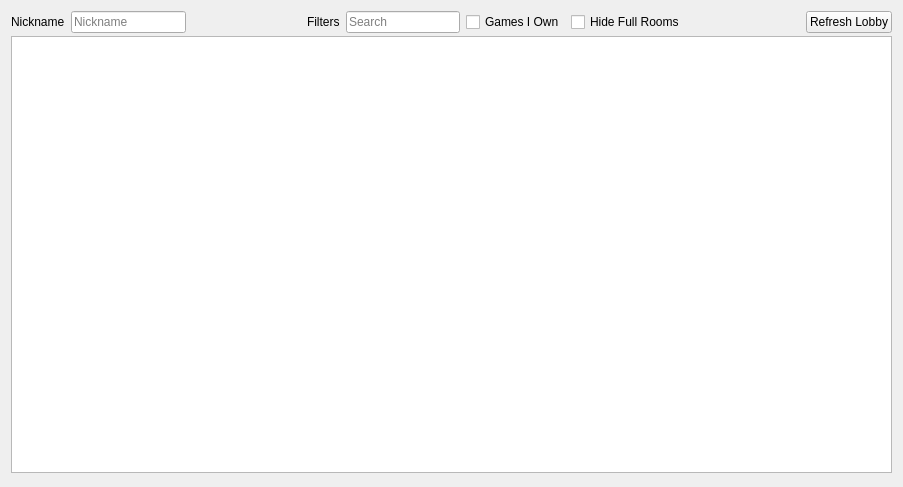
GreenAmaranthine/citra, file src/citra/multiplayer/lobby.ui: the form before one commit.
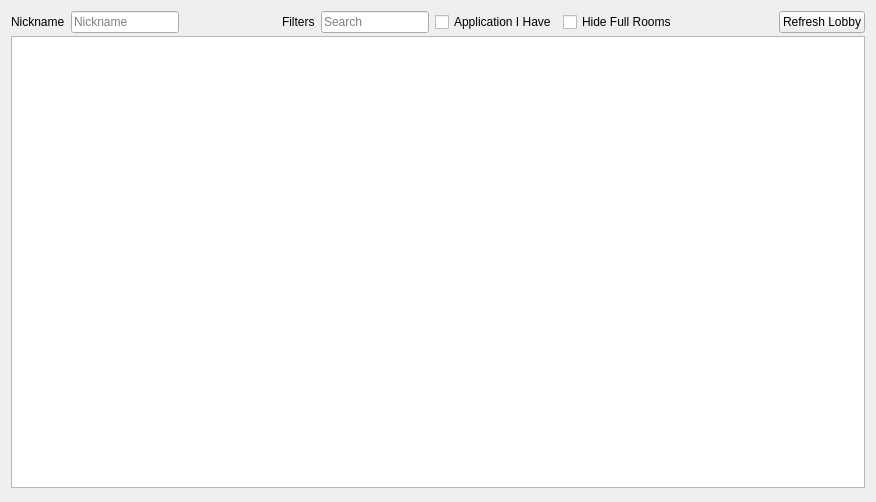
The form after the commit.

Commit message: misc changes this changes a lot of 'game' to 'app' & 'application', and will remove your game directories, reset game list settings and reset selected game in host room. do this in the ini file: - change all 'gamedirs' to 'appdirs' - change 'gameListHeaderState' to 'appListHeaderState' - change all 'GameList' to 'AppList' - change 'game_id' to 'app_id'

Patch:
```diff
--- a/src/citra/multiplayer/lobby.ui
+++ b/src/citra/multiplayer/lobby.ui
@@ -6,8 +6,8 @@
    <rect>
     <x>0</x>
     <y>0</y>
-    <width>903</width>
-    <height>487</height>
+    <width>876</width>
+    <height>502</height>
    </rect>
   </property>
   <property name="windowTitle">
@@ -73,7 +73,7 @@
          <item>
           <widget class="QCheckBox" name="games_owned">
            <property name="text">
-            <string>Games I Own</string>
+            <string>Application I Have</string>
            </property>
           </widget>
          </item>
```
Left out of the diff: 2 changed lines with no effect on the pictures. The commit also changes 76 other files.
